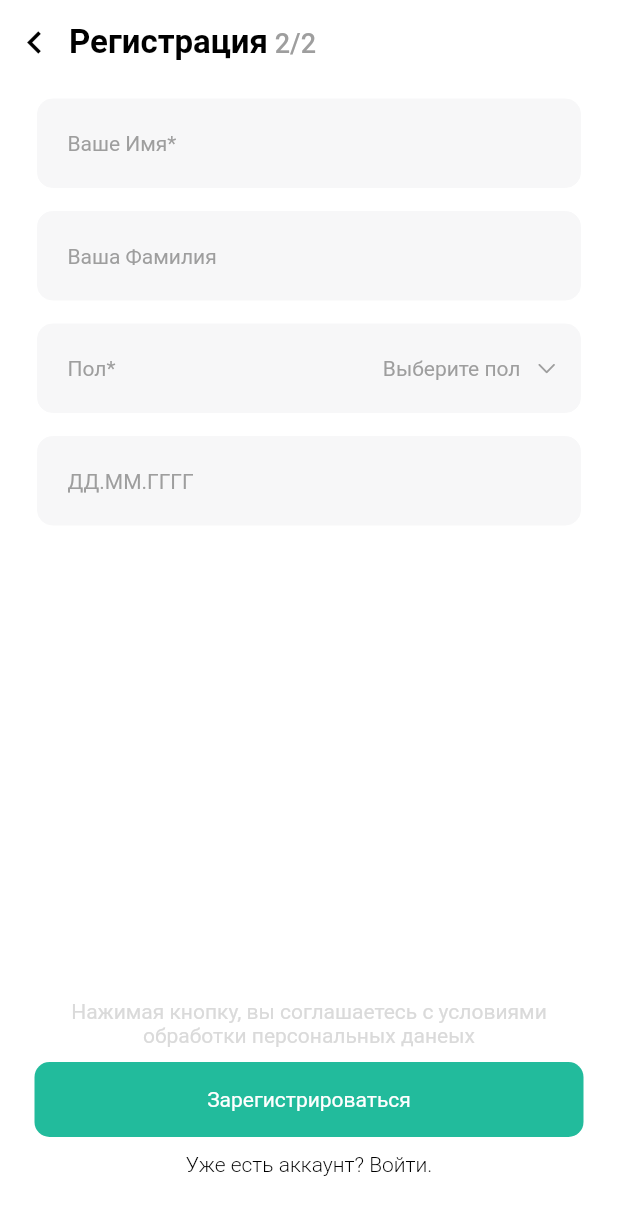
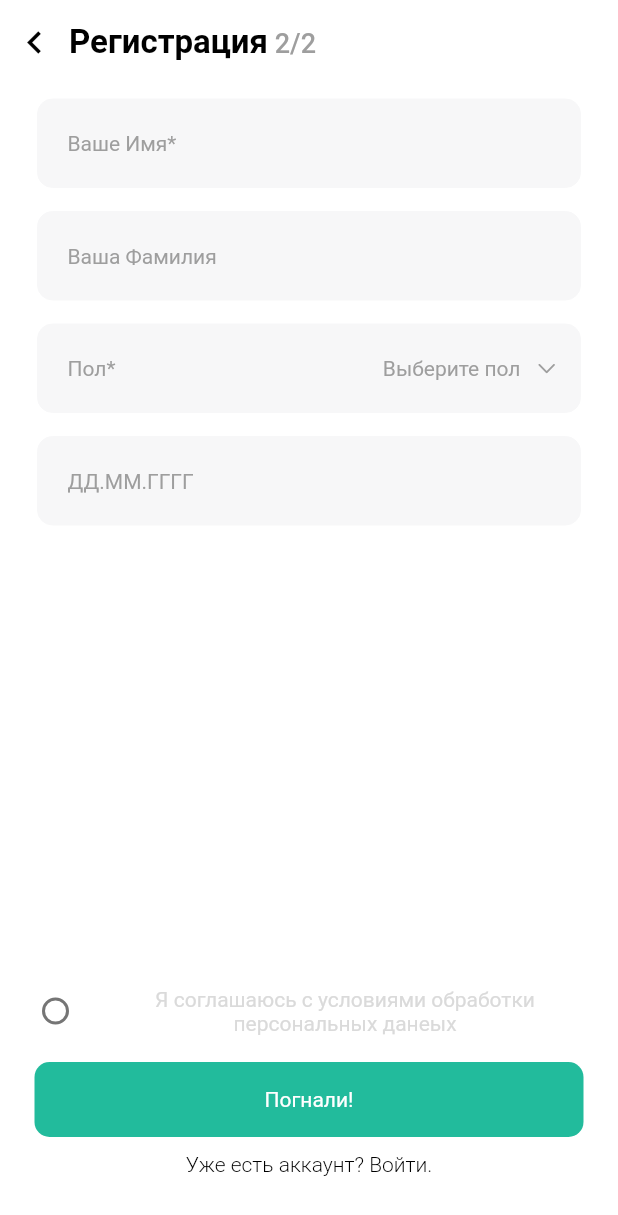
Before and after one commit to DevAppBroseph/poezdki, a Flutter app: the SignUpWithEmailPhone screen opened directly with empty values, swiped to page 2, on a phone screen of 412 x 824 dp. Shown: the top 1215 px of the screen. Run offline on Flutter 3.47's test engine with Material 2 defaults, Android fonts, the phone set to English and light mode, and no system bars; our stand-ins replace bloc, cached_network_image, dash_chat_2, dio, dropdown_button2, firebase_core and 21 more; missing offline and left inert: flutter_login_vk, scale_button; accounts and stored records are empty; network calls fail; project files that could hold a hidden picture were left out.

Commit message:
new feature

```diff
--- a/lib/src/auth/signup_email_phone.dart
+++ b/lib/src/auth/signup_email_phone.dart
@@ -38,6 +38,8 @@ class _SignUpWithEmailPhoneState extends State<SignUpWithEmailPhone> {
   int currentPage = 0;
   DateTime selectedDate = DateTime.now();
   String? selectedGender;
+
+  bool personalData = false;
 
   @override
   Widget build(BuildContext context) {
@@ -124,16 +126,31 @@ class _SignUpWithEmailPhoneState extends State<SignUpWithEmailPhone> {
               mainAxisAlignment: MainAxisAlignment.center,
               crossAxisAlignment: CrossAxisAlignment.center,
               children: [
-                const Text(
-                  "Нажимая кнопку, вы соглашаетесь с условиями обработки персональных данеых",
-                  style: TextStyle(color: kPrimaryLightGrey),
-                  textAlign: TextAlign.center,
-                ),
+                if (currentPage == 1)
+                  Row(
+                    children: [
+                      Checkbox(
+                        value: personalData,
+                        shape: const CircleBorder(),
+                        onChanged: (value) {
+                          personalData = !personalData;
+                          setState(() {});
+                        },
+                      ),
+                      const Expanded(
+                        child: Text(
+                          "Я соглашаюсь с условиями обработки персональных данеых",
+                          style: TextStyle(color: kPrimaryLightGrey),
+                          textAlign: TextAlign.center,
+                        ),
+                      ),
+                    ],
+                  ),
                 FullWidthElevButton(
-                  title: currentPage == 1 ? "Зарегистрироваться" : "Далее",
+                  title: currentPage == 1 ? "Погнали!" : "Еще немного!",
                   onPressed: () async {
                     if (currentPage == 0 &&
-                        _regFormAccount.currentState!.validate() == false) {
+                        _regFormAccount.currentState!.validate() == false && !personalData) {
                       infoDialog.show(
                         title: "Что то не так:",
                         children: const [
@@ -162,7 +179,7 @@ class _SignUpWithEmailPhoneState extends State<SignUpWithEmailPhone> {
                             curve: Curves.fastLinearToSlowEaseIn);
                       });
                     } else if (currentPage == 1 &&
-                        _regFormPersonal.currentState!.validate()) {
+                        _regFormPersonal.currentState!.validate() && personalData) {
                       final parseDate = dob.text.split('.');
                       final date = DateTime.parse(
                           '${parseDate[2]}-${parseDate[1]}-${parseDate[0]} 00:00:00.000');
--- a/lib/widget/text_field/custom_text_field.dart
+++ b/lib/widget/text_field/custom_text_field.dart
@@ -26,6 +26,7 @@ class KFormField extends StatelessWidget {
   final Widget? prefixicon;
   final String? prefixText;
   final bool? enabled;
+  final EdgeInsets? contentPadding;
   const KFormField(
       {Key? key,
       this.onTap,
@@ -48,7 +49,8 @@ class KFormField extends StatelessWidget {
       this.suffixText,
       this.prefixicon,
       this.prefixText,
-      this.enabled})
+      this.enabled,
+      this.contentPadding,})
       : super(key: key);
 
   @override
@@ -58,6 +60,8 @@ class KFormField extends StatelessWidget {
     Color hintTextColor = Colors.grey;
 
     var widthOfScreen = MediaQuery.of(context).size.width;
+    var contentPadding = this.contentPadding ?? const EdgeInsets.symmetric(
+                        vertical: 20, horizontal: 20);
     return SizedBox(
       height: 75,
       width: widthOfScreen,
@@ -175,8 +179,7 @@ class KFormField extends StatelessWidget {
                       fontWeight: FontWeight.w400,
                     ),
                     errorStyle: const TextStyle(height: 0.0, fontSize: 0.0),
-                    contentPadding: const EdgeInsets.symmetric(
-                        vertical: 20, horizontal: 20),
+                    contentPadding: contentPadding,
                     filled: true,
                     fillColor: kPrimaryWhite,
                     border: OutlineInputBorder(
--- a/lib/widget/text_field/date_burthday_textfield.dart
+++ b/lib/widget/text_field/date_burthday_textfield.dart
@@ -53,7 +53,6 @@ class DateBirthdayTextField extends StatefulWidget {
 }
 
 class _DateBirthdayTextFieldState extends State<DateBirthdayTextField> {
-
   final FocusNode nodeText = FocusNode();
   Color textFieldBorderColor = kPrimaryWhite;
   Color hintTextColor = Colors.grey;
@@ -61,99 +60,101 @@ class _DateBirthdayTextFieldState extends State<DateBirthdayTextField> {
 
   @override
   Widget build(BuildContext context) {
-    if(Platform.isIOS) {
-      return KeyboardActions(
-          config: KeyboardActionsConfig(actions: [
-            KeyboardActionsItem(
-              focusNode: nodeText,
-              onTapAction: () => nodeText.unfocus(),
-            ),
-          ]),
-          child: TextFormField(
-            controller: widget.dob,
-              validator: Validations.validateDateBirthday,
-              textInputAction: TextInputAction.done,
-              maxLines: 1,
-              minLines: 1,
-          focusNode: nodeText,
-          onChanged: (value) {
-                if(value[value.length-1] != '.') {
-                  if(value.length >= text.length) {
-                    if(value.length == 2 || value.length == 5) {
-                      widget.dob.text = value + '.';
-                      widget.dob.selection = TextSelection.fromPosition(TextPosition(offset: widget.dob.text.length));
-                    } else {
-                      if(value.length == 3 || value.length == 6) {
-                        widget.dob.text = text + '.' + value[value.length-1];
-                        widget.dob.selection = TextSelection.fromPosition(TextPosition(offset: widget.dob.text.length));
-                      }
-                    }
-                  }
-                }
-                text = widget.dob.text;
-              },
-          cursorColor: kPrimaryColor,
-          inputFormatters: [LengthLimitingTextInputFormatter(10)],
-          keyboardType: TextInputType.number,
-          style: const TextStyle(color: Colors.black, overflow: TextOverflow.ellipsis),
-          decoration: InputDecoration(
-                  suffixStyle: const TextStyle(
-                    overflow: TextOverflow.ellipsis,
-                    fontSize: 14,
-                    fontWeight: FontWeight.w400,
-                  ),
-                  errorStyle: const TextStyle(fontSize: 10.0),
-                  contentPadding:
-                      const EdgeInsets.symmetric(vertical: 20, horizontal: 20),
-                  filled: true,
-                  fillColor: kPrimaryWhite,
-                  border: OutlineInputBorder(
-                    borderRadius: BorderRadius.circular(10),
-                    borderSide: const BorderSide(
-                      color: kPrimaryWhite,
-                      width: 0.0,
-                      style: BorderStyle.solid,
-                    ),
-                  ),
-                  focusedBorder: OutlineInputBorder(
-                    borderRadius: BorderRadius.circular(10),
-                    borderSide: const BorderSide(
-                      color: kPrimaryWhite,
-                      width: 0.0,
-                      style: BorderStyle.solid,
-                    ),
-                  ),
-                  enabledBorder: OutlineInputBorder(
-                    borderRadius: BorderRadius.circular(10),
-                    borderSide: const BorderSide(
-                      color: kPrimaryWhite,
-                      width: 0.0,
-                      style: BorderStyle.solid,
-                    ),
-                  ),
-                  hintStyle: const TextStyle(
-                    overflow: TextOverflow.ellipsis,
-                    fontSize: 14,
-                    color: Colors.grey,
-                    fontWeight: FontWeight.w400,
-                  ),
-                  hintText: widget.hintText,
-                  ),
-        ),
-      );
-    }
+    // if(Platform.isIOS) {
+    //   return KeyboardActions(
+    //       config: KeyboardActionsConfig(actions: [
+    //         KeyboardActionsItem(
+    //           focusNode: nodeText,
+    //           onTapAction: () => nodeText.unfocus(),
+    //         ),
+    //       ]),
+    //       child: TextFormField(
+    //         controller: widget.dob,
+    //           validator: Validations.validateDateBirthday,
+    //           textInputAction: TextInputAction.done,
+    //           maxLines: 1,
+    //           minLines: 1,
+    //       focusNode: nodeText,
+    //       onChanged: (value) {
+    //             if(value[value.length-1] != '.') {
+    //               if(value.length >= text.length) {
+    //                 if(value.length == 2 || value.length == 5) {
+    //                   widget.dob.text = value + '.';
+    //                   widget.dob.selection = TextSelection.fromPosition(TextPosition(offset: widget.dob.text.length));
+    //                 } else {
+    //                   if(value.length == 3 || value.length == 6) {
+    //                     widget.dob.text = text + '.' + value[value.length-1];
+    //                     widget.dob.selection = TextSelection.fromPosition(TextPosition(offset: widget.dob.text.length));
+    //                   }
+    //                 }
+    //               }
+    //             }
+    //             text = widget.dob.text;
+    //           },
+    //       cursorColor: kPrimaryColor,
+    //       inputFormatters: [LengthLimitingTextInputFormatter(10)],
+    //       keyboardType: TextInputType.number,
+    //       style: const TextStyle(color: Colors.black, overflow: TextOverflow.ellipsis),
+    //       decoration: InputDecoration(
+    //               suffixStyle: const TextStyle(
+    //                 overflow: TextOverflow.ellipsis,
+    //                 fontSize: 14,
+    //                 fontWeight: FontWeight.w400,
+    //               ),
+    //               errorStyle: const TextStyle(fontSize: 10.0),
+    //               contentPadding:
+    //                   const EdgeInsets.symmetric(vertical: 20, horizontal: 20),
+    //               filled: true,
+    //               fillColor: kPrimaryWhite,
+    //               border: OutlineInputBorder(
+    //                 borderRadius: BorderRadius.circular(10),
+    //                 borderSide: const BorderSide(
+    //                   color: kPrimaryWhite,
+    //                   width: 0.0,
+    //                   style: BorderStyle.solid,
+    //                 ),
+    //               ),
+    //               focusedBorder: OutlineInputBorder(
+    //                 borderRadius: BorderRadius.circular(10),
+    //                 borderSide: const BorderSide(
+    //                   color: kPrimaryWhite,
+    //                   width: 0.0,
+    //                   style: BorderStyle.solid,
+    //                 ),
+    //               ),
+    //               enabledBorder: OutlineInputBorder(
+    //                 borderRadius: BorderRadius.circular(10),
+    //                 borderSide: const BorderSide(
+    //                   color: kPrimaryWhite,
+    //                   width: 0.0,
+    //                   style: BorderStyle.solid,
+    //                 ),
+    //               ),
+    //               hintStyle: const TextStyle(
+    //                 overflow: TextOverflow.ellipsis,
+    //                 fontSize: 14,
+    //                 color: Colors.grey,
+    //                 fontWeight: FontWeight.w400,
+    //               ),
+    //               hintText: widget.hintText,
+    //               ),
+    //     ),
+    //   );
+    // }
 
     return TextFormField(
       onChanged: (value) {
-                if(value[value.length-1] != '.') {
-                  if(value.length >= text.length) {
-                    if(value.length == 2 || value.length == 5) {
+        if (value[value.length - 1] != '.') {
+          if (value.length >= text.length) {
+            if (value.length == 2 || value.length == 5) {
               widget.dob.text = value + '.';
-                      widget.dob.selection = TextSelection.fromPosition(TextPosition(offset: widget.dob.text.length));
+              widget.dob.selection = TextSelection.fromPosition(
+                  TextPosition(offset: widget.dob.text.length));
             } else {
-                      if(value.length == 3 || value.length == 6) {
-                        widget.dob.text = text + '.' + value[value.length-1];
-                        widget.dob.selection = TextSelection.fromPosition(TextPosition(offset: widget.dob.text.length));
+              if (value.length == 3 || value.length == 6) {
+                widget.dob.text = text + '.' + value[value.length - 1];
+                widget.dob.selection = TextSelection.fromPosition(
+                    TextPosition(offset: widget.dob.text.length));
               }
             }
           }
@@ -167,7 +168,8 @@ class _DateBirthdayTextFieldState extends State<DateBirthdayTextField> {
       minLines: 1,
       inputFormatters: [LengthLimitingTextInputFormatter(10)],
       keyboardType: TextInputType.number,
-              style: const TextStyle(color: Colors.black, overflow: TextOverflow.ellipsis),
+      style:
+          const TextStyle(color: Colors.black, overflow: TextOverflow.ellipsis),
       decoration: InputDecoration(
         suffixStyle: const TextStyle(
           overflow: TextOverflow.ellipsis,
```
Also changed, not shown: lib/src/profile/profile_screen.dart (+10 -8 lines), lib/src/trips/components/search_trip_filter.dart (+102 -1 lines), 1 other file. Lines whose indentation alone changed are shown as unchanged.
